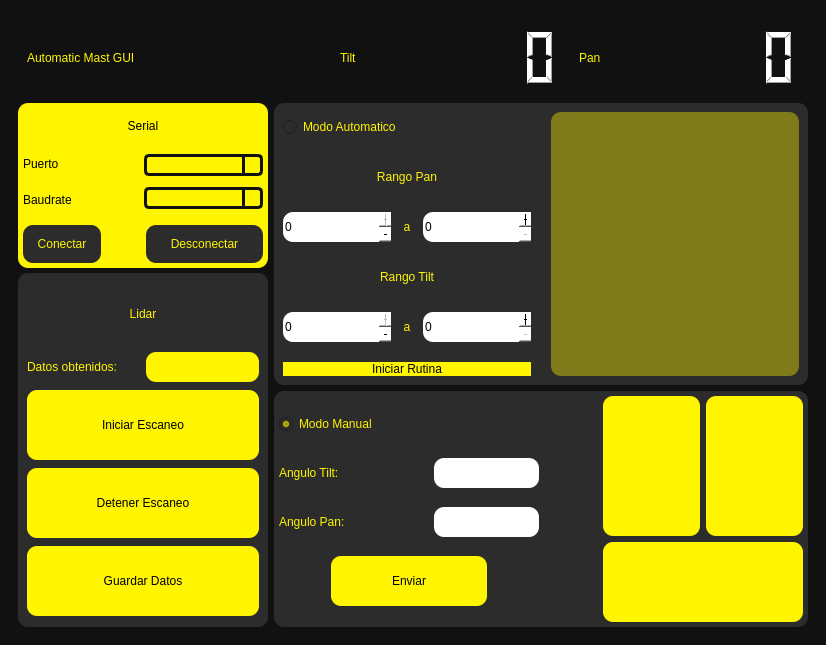
First picture: the form in scripts/HMI.ui, repository JoseLomeliRdz/automatic-mast-system, before the edit.
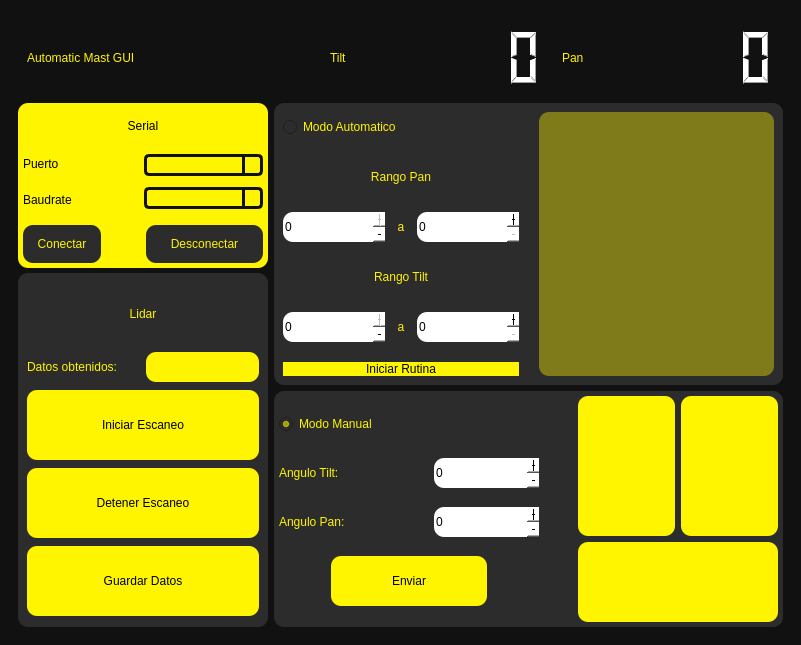
Second picture: the form after the edit. Icons and pictures are not drawn. Custom widgets are drawn as their Qt base class.

Commit message: New Configuration for Lidar

```diff
--- a/scripts/HMI.ui
+++ b/scripts/HMI.ui
@@ -6,7 +6,7 @@
    <rect>
     <x>0</x>
     <y>0</y>
-    <width>826</width>
+    <width>801</width>
     <height>621</height>
    </rect>
   </property>
@@ -1012,7 +1012,7 @@
                               <bool>false</bool>
                              </property>
                              <property name="minimum">
-                              <number>-30</number>
+                              <number>-20</number>
                              </property>
                              <property name="maximum">
                               <number>0</number>
@@ -1084,7 +1084,7 @@
                               <number>0</number>
                              </property>
                              <property name="maximum">
-                              <number>30</number>
+                              <number>20</number>
                              </property>
                             </widget>
                            </item>
@@ -1219,7 +1219,7 @@
                           </widget>
                          </item>
                          <item>
-                          <widget class="QLineEdit" name="entry_tilt_manual">
+                          <widget class="QSpinBox" name="entry_tilt_manual">
                            <property name="minimumSize">
                             <size>
                              <width>0</width>
@@ -1228,13 +1228,25 @@
                            </property>
                            <property name="maximumSize">
                             <size>
-                             <width>200</width>
-                             <height>16777215</height>
+                             <width>140</width>
+                             <height>30</height>
                             </size>
                            </property>
                            <property name="styleSheet">
                             <string notr="true">background-color: rgb(255, 255, 255);</string>
                            </property>
+                           <property name="frame">
+                            <bool>false</bool>
+                           </property>
+                           <property name="buttonSymbols">
+                            <enum>QAbstractSpinBox::PlusMinus</enum>
+                           </property>
+                           <property name="minimum">
+                            <number>-20</number>
+                           </property>
+                           <property name="maximum">
+                            <number>20</number>
+                           </property>
                           </widget>
                          </item>
                         </layout>
@@ -1268,7 +1280,7 @@
                           </widget>
                          </item>
                          <item>
-                          <widget class="QLineEdit" name="entry_pan_manual">
+                          <widget class="QSpinBox" name="entry_pan_manual">
                            <property name="minimumSize">
                             <size>
                              <width>0</width>
@@ -1277,13 +1289,25 @@
                            </property>
                            <property name="maximumSize">
                             <size>
-                             <width>200</width>
-                             <height>16777215</height>
+                             <width>140</width>
+                             <height>30</height>
                             </size>
                            </property>
                            <property name="styleSheet">
                             <string notr="true">background-color: rgb(255, 255, 255);</string>
                            </property>
+                           <property name="frame">
+                            <bool>false</bool>
+                           </property>
+                           <property name="buttonSymbols">
+                            <enum>QAbstractSpinBox::PlusMinus</enum>
+                           </property>
+                           <property name="minimum">
+                            <number>-40</number>
+                           </property>
+                           <property name="maximum">
+                            <number>40</number>
+                           </property>
                           </widget>
                          </item>
                         </layout>
```
The commit also changes 2 other files.
